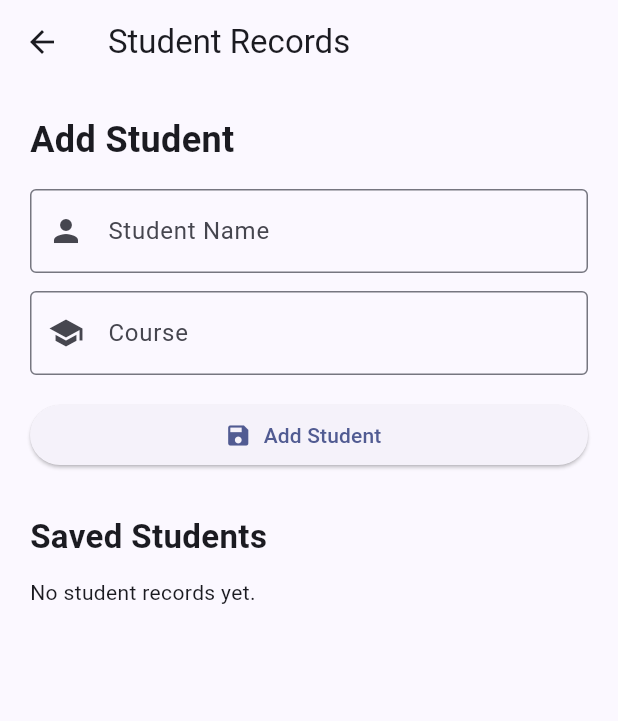
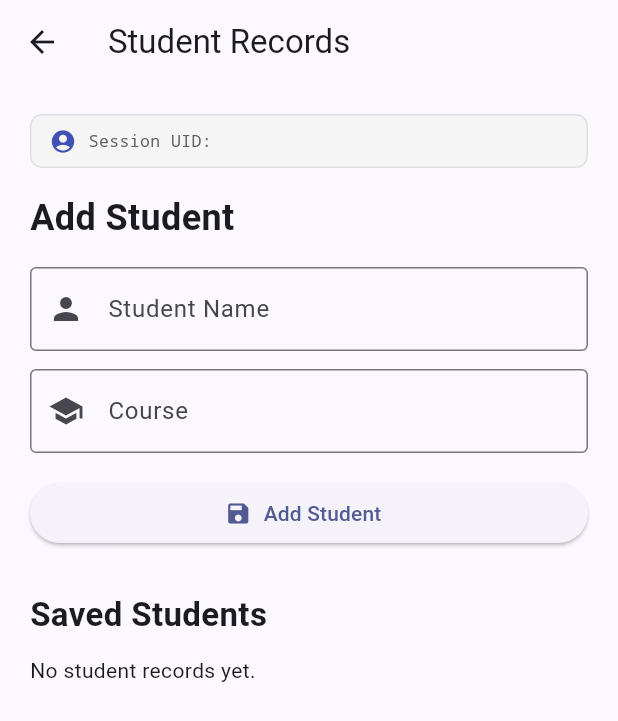
Before and after one commit to itskyanne/paulino-student-app, a Flutter app: the StudentCrudPage screen opened directly, on a phone screen of 412 x 824 dp. Shown: the top 721 px of the screen. Run offline on Flutter 3.47's test engine with Material 3 defaults, Android fonts, the phone set to English and light mode, and no system bars; our stand-ins replace cloud_firestore, firebase_auth, firebase_core; accounts and stored records are empty; network calls fail; statements that could not run were skipped.

Commit message:
Display current Anonymous session UID on Student Records screen

```diff
--- a/lib/student_crud_page.dart
+++ b/lib/student_crud_page.dart
@@ -265,6 +265,7 @@ class _StudentCrudPageState extends State<StudentCrudPage> {
     }
 
     final busy = saving || deleting;
+    final currentUid = FirebaseAuth.instance.currentUser?.uid;
 
     return Scaffold(
       appBar: AppBar(
@@ -273,6 +274,33 @@ class _StudentCrudPageState extends State<StudentCrudPage> {
       body: ListView(
         padding: const EdgeInsets.all(20),
         children: [
+          if (currentUid != null)
+            Container(
+              margin: const EdgeInsets.only(bottom: 16),
+              padding: const EdgeInsets.symmetric(horizontal: 12, vertical: 8),
+              decoration: BoxDecoration(
+                color: Colors.grey.shade100,
+                borderRadius: BorderRadius.circular(8),
+                border: Border.all(color: Colors.grey.shade300),
+              ),
+              child: Row(
+                children: [
+                  const Icon(Icons.account_circle, size: 18, color: Colors.indigo),
+                  const SizedBox(width: 8),
+                  Expanded(
+                    child: Text(
+                      'Session UID: $currentUid',
+                      style: TextStyle(
+                        fontSize: 11,
+                        color: Colors.grey.shade700,
+                        fontFamily: 'monospace',
+                      ),
+                      overflow: TextOverflow.ellipsis,
+                    ),
+                  ),
+                ],
+              ),
+            ),
           Text(
             editingId == null ? 'Add Student' : 'Edit Student',
             style: const TextStyle(
```
